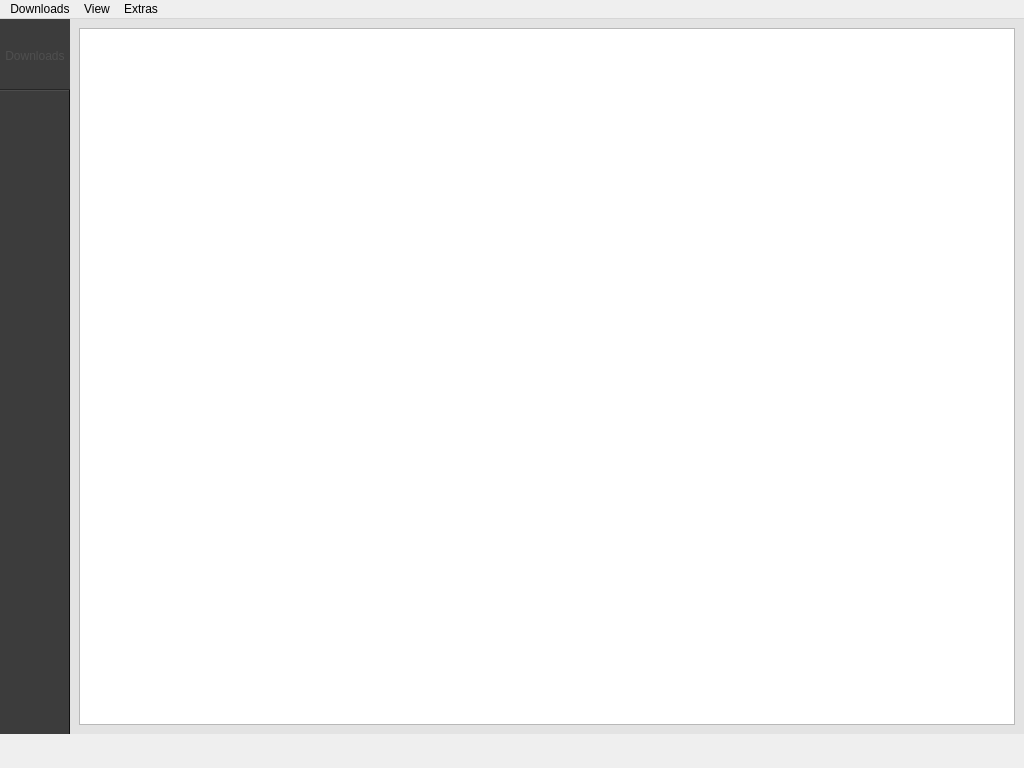
Old version of the form Server/src/ui/mainwindow/mainwindow.ui in the repository Kampfgnom/MorQ.
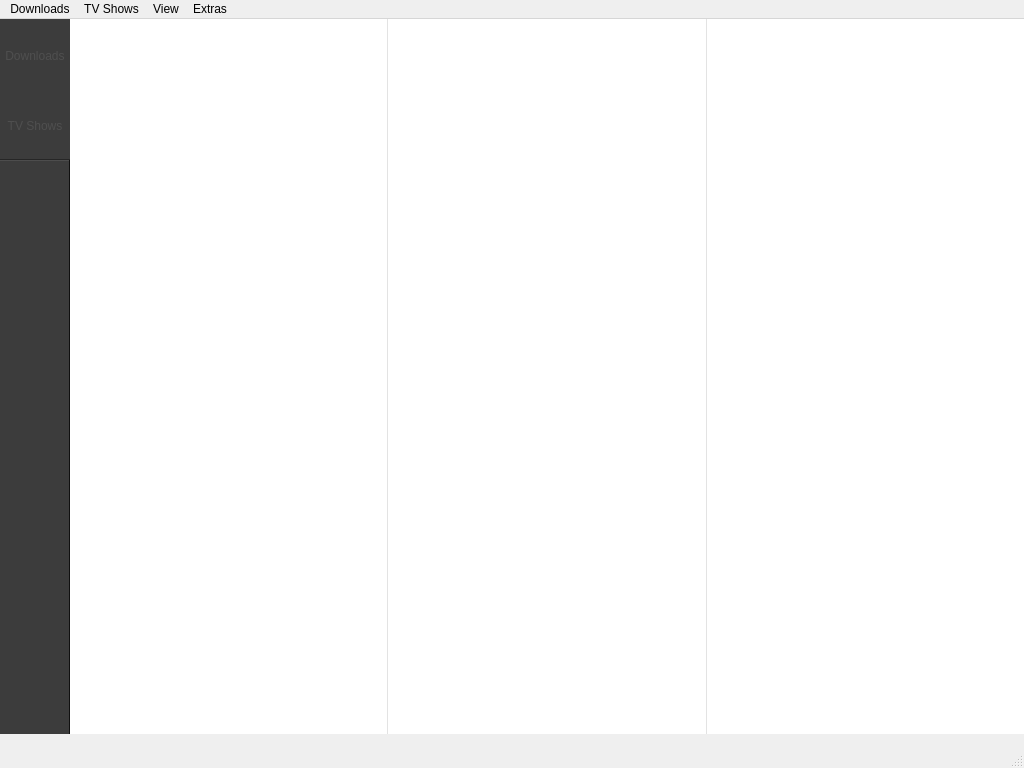
New version of the form. Icons and pictures are not drawn.

Commit message: Added series/seasons/episodes.

Diff of the .ui file:
```diff
--- a/Server/src/ui/mainwindow/mainwindow.ui
+++ b/Server/src/ui/mainwindow/mainwindow.ui
@@ -138,6 +138,25 @@
             </property>
            </widget>
           </item>
+          <item>
+           <widget class="QToolButton" name="buttonSeries">
+            <property name="sizePolicy">
+             <sizepolicy hsizetype="Fixed" vsizetype="Fixed">
+              <horstretch>0</horstretch>
+              <verstretch>0</verstretch>
+             </sizepolicy>
+            </property>
+            <property name="minimumSize">
+             <size>
+              <width>70</width>
+              <height>70</height>
+             </size>
+            </property>
+            <property name="text">
+             <string>TV Shows</string>
+            </property>
+           </widget>
+          </item>
           <item>
            <widget class="QWidget" name="separator" native="true">
             <property name="minimumSize">
@@ -191,7 +210,7 @@
 }</string>
           </property>
           <property name="currentIndex">
-           <number>0</number>
+           <number>1</number>
           </property>
           <widget class="QWidget" name="downloadsPage">
            <layout class="QVBoxLayout" name="verticalLayout_2">
@@ -200,6 +219,86 @@
             </item>
            </layout>
           </widget>
+          <widget class="QWidget" name="pageSeries">
+           <layout class="QHBoxLayout" name="horizontalLayout_3">
+            <property name="spacing">
+             <number>0</number>
+            </property>
+            <property name="leftMargin">
+             <number>0</number>
+            </property>
+            <property name="topMargin">
+             <number>0</number>
+            </property>
+            <property name="rightMargin">
+             <number>0</number>
+            </property>
+            <property name="bottomMargin">
+             <number>0</number>
+            </property>
+            <item>
+             <widget class="QSplitter" name="splitter_2">
+              <property name="midLineWidth">
+               <number>1</number>
+              </property>
+              <property name="orientation">
+               <enum>Qt::Horizontal</enum>
+              </property>
+              <property name="opaqueResize">
+               <bool>false</bool>
+              </property>
+              <property name="handleWidth">
+               <number>1</number>
+              </property>
+              <widget class="QTreeView" name="treeViewSeries">
+               <property name="frameShape">
+                <enum>QFrame::NoFrame</enum>
+               </property>
+               <property name="frameShadow">
+                <enum>QFrame::Plain</enum>
+               </property>
+               <property name="lineWidth">
+                <number>0</number>
+               </property>
+               <property name="rootIsDecorated">
+                <bool>false</bool>
+               </property>
+               <property name="headerHidden">
+                <bool>true</bool>
+               </property>
+              </widget>
+              <widget class="QTreeView" name="treeViewSeasons">
+               <property name="frameShape">
+                <enum>QFrame::NoFrame</enum>
+               </property>
+               <property name="frameShadow">
+                <enum>QFrame::Plain</enum>
+               </property>
+               <property name="lineWidth">
+                <number>0</number>
+               </property>
+               <property name="rootIsDecorated">
+                <bool>false</bool>
+               </property>
+               <property name="headerHidden">
+                <bool>true</bool>
+               </property>
+              </widget>
+              <widget class="QTreeView" name="treeViewEpisodes">
+               <property name="frameShape">
+                <enum>QFrame::NoFrame</enum>
+               </property>
+               <property name="rootIsDecorated">
+                <bool>false</bool>
+               </property>
+               <attribute name="headerVisible">
+                <bool>false</bool>
+               </attribute>
+              </widget>
+             </widget>
+            </item>
+           </layout>
+          </widget>
          </widget>
         </widget>
        </item>
@@ -243,7 +342,14 @@
     <addaction name="actionResetDownload"/>
     <addaction name="actionExtract"/>
    </widget>
+   <widget class="QMenu" name="menuTV_Shows">
+    <property name="title">
+     <string>TV Shows</string>
+    </property>
+    <addaction name="actionAdd_show"/>
+   </widget>
    <addaction name="menuDownloads"/>
+   <addaction name="menuTV_Shows"/>
    <addaction name="menuView"/>
    <addaction name="menuExtras"/>
   </widget>
@@ -255,7 +361,7 @@
     </size>
    </property>
    <property name="sizeGripEnabled">
-    <bool>false</bool>
+    <bool>true</bool>
    </property>
   </widget>
   <action name="actionDownloads">
```
Left out of the diff: 24 changed lines with no effect on the pictures. The commit also changes 49 other files.
